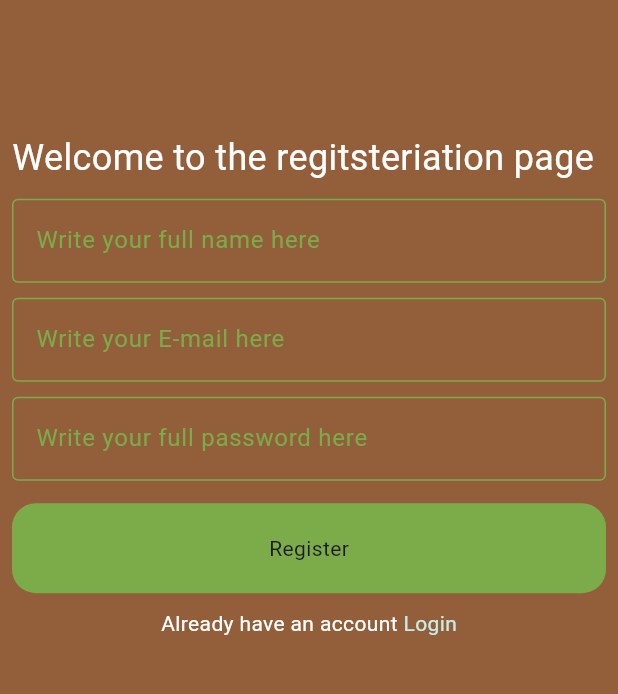
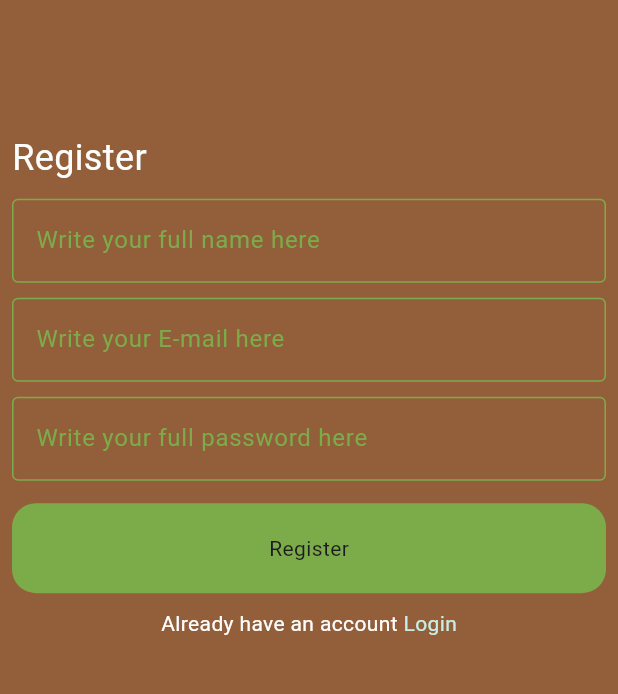
Before and after one commit to Majdasafdev/Thraa_najd_app, a Flutter app: the screen it shows after launch, after a tap on "Log in", after a tap on "Registeration", on a phone screen of 412 x 824 dp, the part 302-996 px from its top. Run offline on Flutter 3.47's test engine with Material 3 defaults, Android fonts, the phone set to English and light mode, and no system bars; drawn by our look-alikes of modal_progress_hud_nsn; our stand-ins replace cloud_firestore, easy_localization, firebase_auth, firebase_core, shared_preferences; accounts and stored records are empty.

Commit message:
start tranaslations by registration page

```diff
--- /dev/null
+++ b/assets/translations/ar.json
@@ -0,0 +1,4 @@
+{
+    "register": "التسجيل",
+    "duhaaccount": "هل لديك حساب"
+}
--- a/lib/main.dart
+++ b/lib/main.dart
@@ -18,13 +18,22 @@ import 'screens/Admin/manage_product.dart';
 import 'screens/Admin/edit_products.dart';
 import 'screens/Admin/orders_screen.dart';
 import 'screens/User/home_page.dart';
+import 'package:easy_localization/easy_localization.dart';
 
 void main() async {
   WidgetsFlutterBinding.ensureInitialized();
+  await EasyLocalization.ensureInitialized();
   await Firebase.initializeApp(
     options: DefaultFirebaseOptions.currentPlatform,
   );
-  runApp(ThraaNajdApp());
+  runApp(EasyLocalization(
+    supportedLocales: [
+      Locale('en'),
+      Locale('ar'),
+    ],
+    path: 'assets/translations',
+    child: ThraaNajdApp(),
+  ));
 }
 
 class ThraaNajdApp extends StatelessWidget {
@@ -37,6 +46,9 @@ class ThraaNajdApp extends StatelessWidget {
       builder: (context, snapshot) {
         if (!snapshot.hasData) {
           return MaterialApp(
+            localizationsDelegates: context.localizationDelegates,
+            supportedLocales: context.supportedLocales,
+            locale: context.locale,
             home: Scaffold(
               body: Center(
                 child: Text('Loading....'),
@@ -58,6 +70,9 @@ class ThraaNajdApp extends StatelessWidget {
               )
             ],
             child: MaterialApp(
+              localizationsDelegates: context.localizationDelegates,
+              supportedLocales: context.supportedLocales,
+              locale: context.locale,
               debugShowCheckedModeBanner: false,
               initialRoute: isUserLoggedIn ? HomePage.id : loginPage.id,
               routes: {
--- a/lib/screens/registeration_page.dart
+++ b/lib/screens/registeration_page.dart
@@ -1,3 +1,4 @@
+import 'package:easy_localization/easy_localization.dart';
 import 'package:firebase_auth/firebase_auth.dart';
 import 'package:flutter/material.dart';
 import 'package:modal_progress_hud_nsn/modal_progress_hud_nsn.dart';
@@ -48,10 +49,10 @@ class _RegisterPageState extends State<RegisterPage> {
               children: [
                 CustomLogo(),
                 SizedBox(height: 75),
-                const Row(
+                Row(
                   children: [
                     Text(
-                      'Welcome to the regitsteriation page',
+                      'register'.tr(),
                       style: TextStyle(
                         fontSize: 24,
                         color: Colors.white,
--- a/pubspec.yaml
+++ b/pubspec.yaml
@@ -30,6 +30,7 @@ environment:
 dependencies:
   cloud_firestore: ^4.13.6
   cupertino_icons: ^1.0.6
+  easy_localization: ^3.0.3
   firebase_auth: ^4.15.3
   firebase_core: ^2.24.2
   flutter:
@@ -72,6 +73,7 @@ flutter:
   assets:
   - assets/images/icons/
   - assets/images/products/
+  - assets/translations/
 
   # An image asset can refer to one or more resolution-specific "variants", see
   # https://flutter.dev/assets-and-images/#resolution-aware
```
Also changed, not shown: assets/translations/en.json (added, +12 -0 lines), pubspec.lock.
